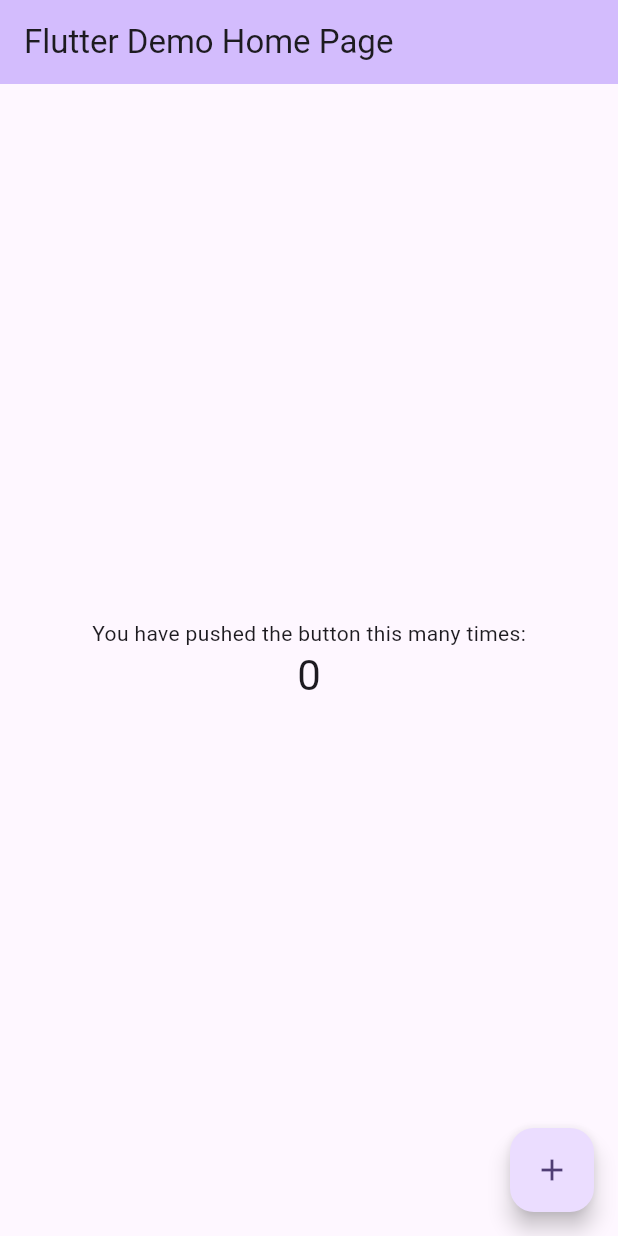
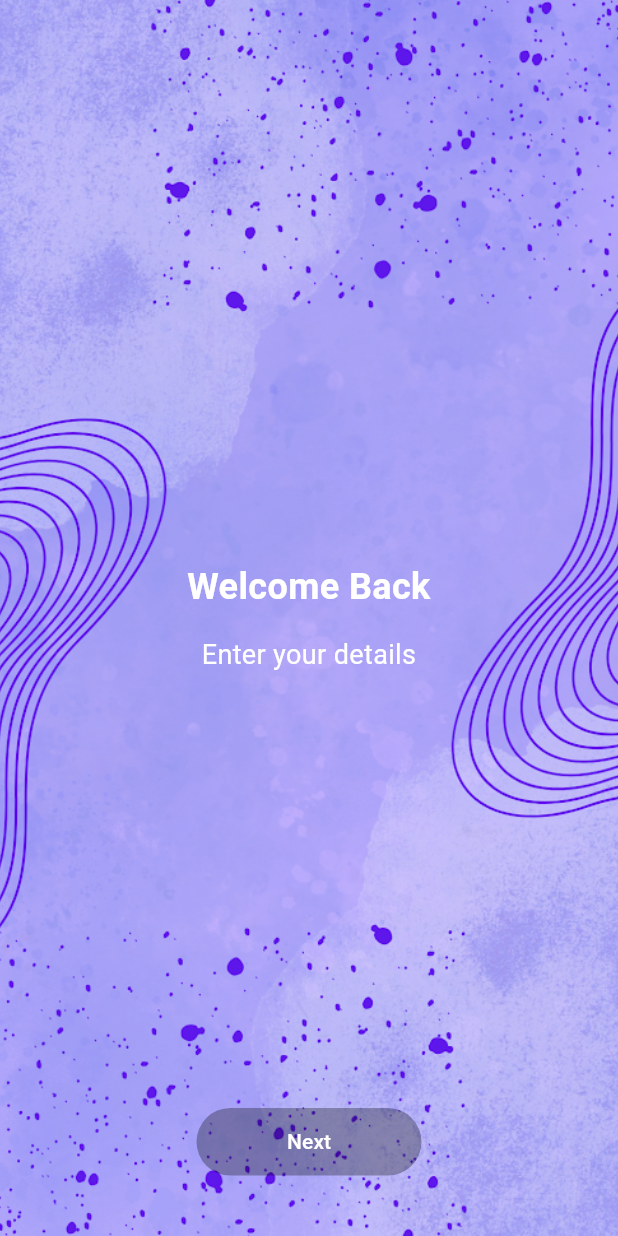
Before and after one commit to kalloldaskushol/006_FA_10, a Flutter app: the screen it shows after launch, on a phone screen of 412 x 824 dp. Run offline on Flutter 3.47's test engine with Material 3 defaults, Android fonts, the phone set to English and light mode, and no system bars.

Commit message:
KALLOL DAS KUSHOL

```diff
--- a/lib/main.dart
+++ b/lib/main.dart
@@ -1,4 +1,5 @@
 import 'package:flutter/material.dart';
+import 'welcome_screen.dart';
 
 void main() {
   runApp(const MyApp());
@@ -7,116 +8,11 @@ void main() {
 class MyApp extends StatelessWidget {
   const MyApp({super.key});
 
-  // This widget is the root of your application.
   @override
   Widget build(BuildContext context) {
-    return MaterialApp(
-      title: 'Flutter Demo',
-      theme: ThemeData(
-        // This is the theme of your application.
-        //
-        // TRY THIS: Try running your application with "flutter run". You'll see
-        // the application has a purple toolbar. Then, without quitting the app,
-        // try changing the seedColor in the colorScheme below to Colors.green
-        // and then invoke "hot reload" (save your changes or press the "hot
-        // reload" button in a Flutter-supported IDE, or press "r" if you used
-        // the command line to start the app).
-        //
-        // Notice that the counter didn't reset back to zero; the application
-        // state is not lost during the reload. To reset the state, use hot
-        // restart instead.
-        //
-        // This works for code too, not just values: Most code changes can be
-        // tested with just a hot reload.
-        colorScheme: .fromSeed(seedColor: Colors.deepPurple),
-      ),
-      home: const MyHomePage(title: 'Flutter Demo Home Page'),
+    return const MaterialApp(
+      debugShowCheckedModeBanner: false,
+      home: WelcomeScreen(),
     );
   }
 }
-
-class MyHomePage extends StatefulWidget {
-  const MyHomePage({super.key, required this.title});
-
-  // This widget is the home page of your application. It is stateful, meaning
-  // that it has a State object (defined below) that contains fields that affect
-  // how it looks.
-
-  // This class is the configuration for the state. It holds the values (in this
-  // case the title) provided by the parent (in this case the App widget) and
-  // used by the build method of the State. Fields in a Widget subclass are
-  // always marked "final".
-
-  final String title;
-
-  @override
-  State<MyHomePage> createState() => _MyHomePageState();
-}
-
-class _MyHomePageState extends State<MyHomePage> {
-  int _counter = 0;
-
-  void _incrementCounter() {
-    setState(() {
-      // This call to setState tells the Flutter framework that something has
-      // changed in this State, which causes it to rerun the build method below
-      // so that the display can reflect the updated values. If we changed
-      // _counter without calling setState(), then the build method would not be
-      // called again, and so nothing would appear to happen.
-      _counter++;
-    });
-  }
-
-  @override
-  Widget build(BuildContext context) {
-    // This method is rerun every time setState is called, for instance as done
-    // by the _incrementCounter method above.
-    //
-    // The Flutter framework has been optimized to make rerunning build methods
-    // fast, so that you can just rebuild anything that needs updating rather
-    // than having to individually change instances of widgets.
-    return Scaffold(
-      appBar: AppBar(
-        // TRY THIS: Try changing the color here to a specific color (to
-        // Colors.amber, perhaps?) and trigger a hot reload to see the AppBar
-        // change color while the other colors stay the same.
-        backgroundColor: Theme.of(context).colorScheme.inversePrimary,
-        // Here we take the value from the MyHomePage object that was created by
-        // the App.build method, and use it to set our appbar title.
-        title: Text(widget.title),
-      ),
-      body: Center(
-        // Center is a layout widget. It takes a single child and positions it
-        // in the middle of the parent.
-        child: Column(
-          // Column is also a layout widget. It takes a list of children and
-          // arranges them vertically. By default, it sizes itself to fit its
-          // children horizontally, and tries to be as tall as its parent.
-          //
-          // Column has various properties to control how it sizes itself and
-          // how it positions its children. Here we use mainAxisAlignment to
-          // center the children vertically; the main axis here is the vertical
-          // axis because Columns are vertical (the cross axis would be
-          // horizontal).
-          //
-          // TRY THIS: Invoke "debug painting" (choose the "Toggle Debug Paint"
-          // action in the IDE, or press "p" in the console), to see the
-          // wireframe for each widget.
-          mainAxisAlignment: .center,
-          children: [
-            const Text('You have pushed the button this many times:'),
-            Text(
-              '$_counter',
-              style: Theme.of(context).textTheme.headlineMedium,
-            ),
-          ],
-        ),
-      ),
-      floatingActionButton: FloatingActionButton(
-        onPressed: _incrementCounter,
-        tooltip: 'Increment',
-        child: const Icon(Icons.add),
-      ),
-    );
-  }
-}
--- /dev/null
+++ b/lib/welcome_screen.dart
@@ -0,0 +1,70 @@
+import 'package:flutter/material.dart';
+import 'signup_screen.dart';
+
+class WelcomeScreen extends StatelessWidget {
+  const WelcomeScreen({super.key});
+
+  @override
+  Widget build(BuildContext context) {
+    return Scaffold(
+      body: Stack(
+        children: [
+          Image.asset(
+            "assets/images/bg.png",
+            height: double.infinity,
+            width: double.infinity,
+            fit: BoxFit.cover,
+          ),
+
+          const Align(
+            alignment: Alignment.center,
+            child: Column(
+              mainAxisSize: MainAxisSize.min,
+              children: [
+                Text(
+                  "Welcome Back",
+                  textAlign: TextAlign.center,
+                  style: TextStyle(
+                    color: Colors.white,
+                    fontSize: 24,
+                    fontWeight: FontWeight.bold,
+                  ),
+                ),
+                SizedBox(height: 15),
+                Text(
+                  "Enter your details",
+                  textAlign: TextAlign.center,
+                  style: TextStyle(
+                    color: Colors.white,
+                    fontSize: 18,
+                  ),
+                ),
+              ],
+            ),
+          ),
+
+          Align(
+            alignment: const Alignment(0, 0.90),
+            child: ElevatedButton(
+              onPressed: () {
+                Navigator.push(
+                  context,
+                  MaterialPageRoute(
+                    builder: (context) => const SignUpScreen(),
+                  ),
+                );
+              },
+              style: ElevatedButton.styleFrom(
+                backgroundColor: Colors.black.withOpacity(0.3),
+                foregroundColor: Colors.white,
+                fixedSize: const Size(150, 45),
+                elevation: 0,
+              ),
+              child: const Text("Next"),
+            ),
+          ),
+        ],
+      ),
+    );
+  }
+}
--- a/pubspec.yaml
+++ b/pubspec.yaml
@@ -58,8 +58,8 @@ flutter:
   uses-material-design: true
 
   # To add assets to your application, add an assets section, like this:
-  # assets:
-  #   - images/a_dot_burr.jpeg
+  assets:
+    - assets/images/bg.png
   #   - images/a_dot_ham.jpeg
 
   # An image asset can refer to one or more resolution-specific "variants", see
```
Also changed, not shown: lib/signin_screen.dart (added, +149 -0 lines), lib/signup_screen.dart (added, +161 -0 lines), assets/images/bg.png (added).
